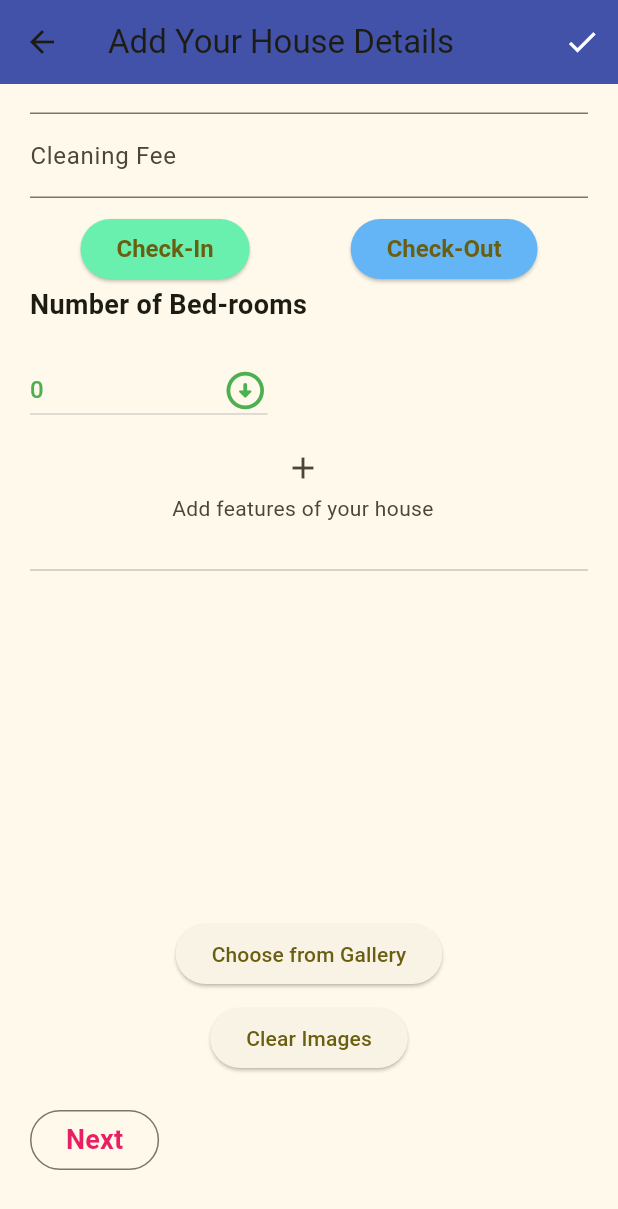
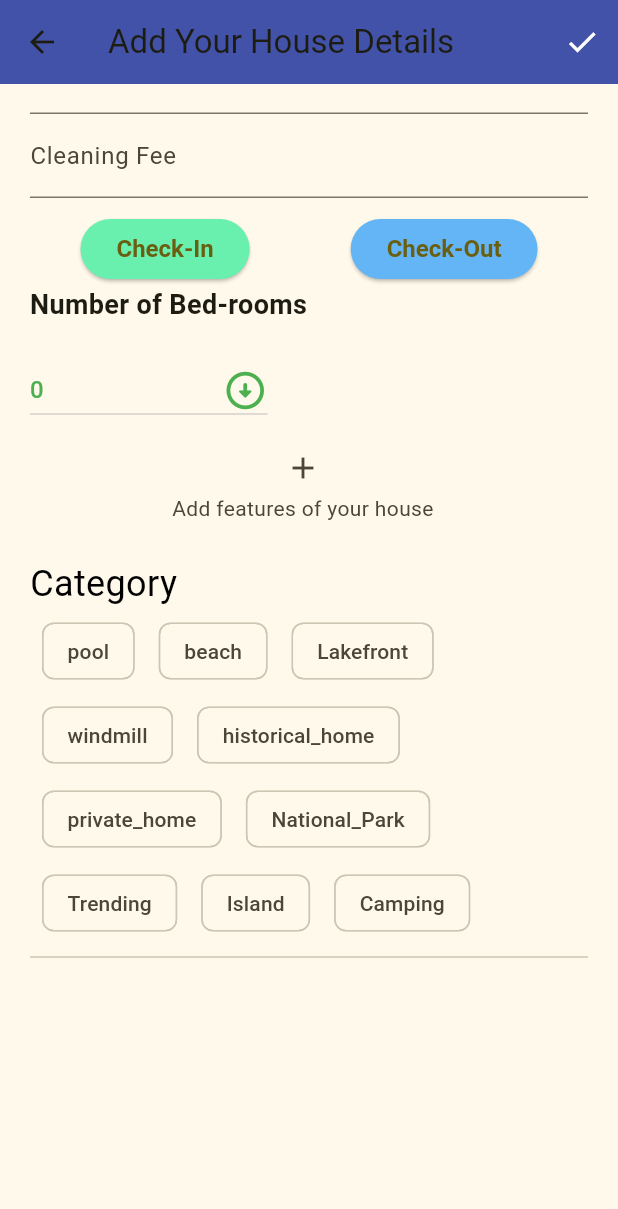
Before and after one commit to Uday-kiran9147/Home-rental, a Flutter app: the FillHouseDetails screen opened by its route, scrolled down 494 dp, on a phone screen of 412 x 824 dp. Shown: the top 1209 px of the screen. Run offline on Flutter 3.47's test engine with Material 3 defaults, Android fonts, the light colour scheme and no system bars; our stand-ins replace badges, google_fonts, image_picker, shared_preferences; missing offline and left inert: checkout_screen_ui; accounts and stored records are empty; network calls fail.

Commit message:
category chips selection

```diff
--- /dev/null
+++ b/lib/widgets/categoty_choice_chip.dart
@@ -0,0 +1,57 @@
+import 'package:flutter/material.dart';
+import 'package:houserental/screens/account_screen.dart';
+
+// ignore: must_be_immutable
+class ChoiceChipsExample extends StatefulWidget {
+  Map<String, bool?> choicesref;
+
+  ChoiceChipsExample({Key? key, required this.choicesref}) : super(key: key);
+
+  @override
+  _ChoiceChipsExampleState createState() => _ChoiceChipsExampleState();
+}
+
+class _ChoiceChipsExampleState extends State<ChoiceChipsExample> {
+  List<String> choices = ["no choices"];
+
+  @override
+  initState() {
+    super.initState();
+    choices = widget.choicesref.entries.map((element) {
+      return element.key;
+    }).toList();
+  }
+
+  Set<String> selectedChoices = Set();
+  @override
+  Widget build(BuildContext context) {
+    return Column(
+      crossAxisAlignment: CrossAxisAlignment.start,
+      children: [
+        ProfileHeadLine(title: 'Category'),
+        Wrap(
+          children: choices.map((String choice) {
+            return Padding(
+              padding:
+                  const EdgeInsets.symmetric(horizontal: 8.0, vertical: 4.0),
+              child: ChoiceChip(
+                label: Text(choice),
+                selected: selectedChoices.contains(choice),
+                onSelected: (bool selected) {
+                  setState(() {
+                    selectedChoices.contains(choice)
+                        ? selectedChoices.remove(choice)
+                        : selectedChoices.add(choice);
+                    // print('before' + widget.choicesref[choice].toString()) ;
+                    widget.choicesref[choice] = selected;
+                    // print('After' + widget.choicesref[choice].toString()) ;
+                  });
+                },
+              ),
+            );
+          }).toList(),
+        ),
+      ],
+    );
+  }
+}
--- a/lib/widgets/forms/filldetails.dart
+++ b/lib/widgets/forms/filldetails.dart
@@ -2,6 +2,7 @@ import 'dart:io';
 
 import 'package:flutter/material.dart';
 import 'package:flutter/services.dart';
+import 'package:houserental/widgets/categoty_choice_chip.dart';
 import 'package:houserental/widgets/imagepick.dart';
 import 'package:houserental/provider/appstate.dart';
 import 'package:houserental/utils/snackbar.dart';
@@ -244,11 +245,16 @@ class _FillHouseDetailsState extends State<FillHouseDetails> {
                 dropDownBedCount(),
                 _addFeatureTile(),
                 _featureListView(),
+                ChoiceChipsExample(choicesref: _categoryCheckBox),
+                // categoryCheckBox(context),
                 const Divider(),
                 ImagePick(imageFiles: photoControllerList),
                 const SizedBox(height: 20),
                 OutlinedButton(
                   onPressed: () {
+                    print('category scren');
+                    categoryList = getKeysWithTrueValues(_categoryCheckBox);
+                    print(categoryList);
                     trySubmit(product);
                   },
                   child: const Text(
@@ -385,26 +391,7 @@ class _FillHouseDetailsState extends State<FillHouseDetails> {
         cleaningfee: cleaningFee,
         bedcount: bedcount,
         category: categoryList.map((e) => e.toString()).toList(),
-            features: _featurescontroller.map((e) => e.text).toList())
-        // maxguests.toDouble(),
-        // HOUSE_ID.toString(),
-        // titleController.text,
-        // photoControllerList.map((e) => e.path.toString()).toList(),
-        // price,
-        // Address(
-        //   city: cityController.text,
-        //   country: countryController.text,
-        //   state: stateController.text,
-        //   zipcode: zipcodeController.text,
-        //   street: streetController.text,
-        // ),
-        // checkIndateTime.toString(),
-        // checkOutdateTime.toString(),
-        // cleaningFee,
-        // bedcount,
-        // categoryList.map((e) => e.toString()).toList(),
-        // _featurescontroller.map((e) => e.text).toList(),
-        );
+        features: _featurescontroller.map((e) => e.text).toList()));
     showSnackbarCustom(context, "House added Successfully", Colors.green);
     Navigator.of(context).pop();
     // } else {
```
Lines whose indentation alone changed are shown as unchanged.
